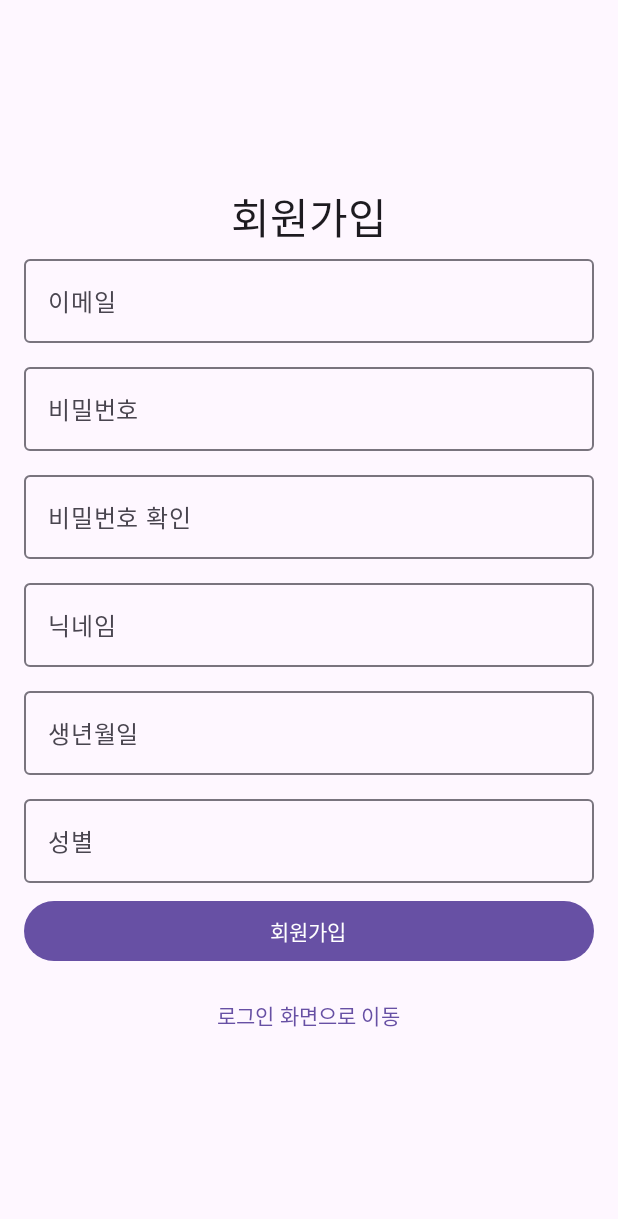
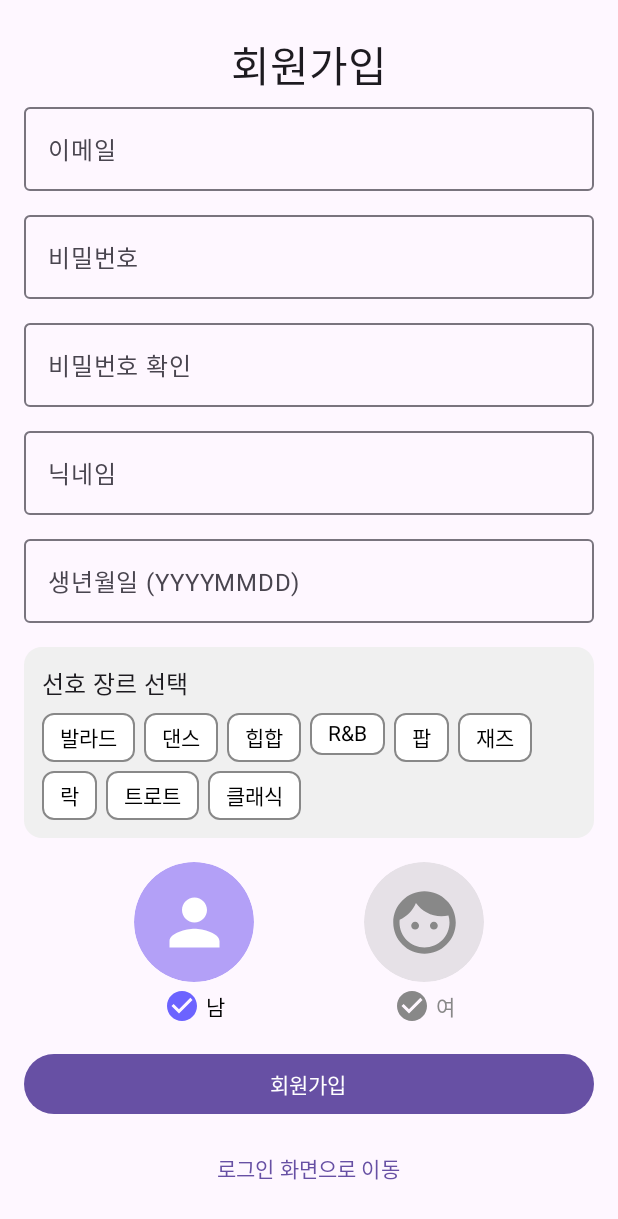
Before and after one commit to sigorzav/sing-mate, an Android app built with Jetpack Compose: the composable SignUpScreen shown on its own in the app's theme, on a phone screen of 412 x 824 dp. Shown: the top 1219 px of the screen. Run offline under Robolectric (Android 15) with nearby library versions, the phone set to English and light mode, and no system bars; our stand-ins replace Dagger/Hilt's generated code.

Commit message:
feat: [Android] - 회원가입 UI 기본 구성 1차 완료

```diff
--- /dev/null
+++ b/Android/SingMate/app/src/main/java/com/sigorzav/singmate/ui/component/BirthDateField.kt
@@ -0,0 +1,39 @@
+package com.sigorzav.singmate.ui.component
+
+import androidx.compose.foundation.layout.fillMaxWidth
+import com.sigorzav.singmate.util.ValidationUtil
+import androidx.compose.foundation.text.KeyboardOptions
+import androidx.compose.material3.*
+import androidx.compose.runtime.*
+import androidx.compose.ui.Modifier
+import androidx.compose.ui.text.input.KeyboardType
+
+@Composable
+fun BirthDateField(birthDay: String, onValueChange: (String) -> Unit) {
+    var errorMessage by remember { mutableStateOf<String?>(null) }
+
+    OutlinedTextField(
+        value = birthDay,
+        onValueChange = { input ->
+            val filteredInput = input.filter { it.isDigit() }.take(8) // 숫자만 입력 + 8자리 제한
+            onValueChange(filteredInput)
+
+            errorMessage = when {
+                filteredInput.length != 8 -> "8자리 생년월일을 입력해주세요 (YYYYMMDD)"
+                !ValidationUtil.isValidBirthDate(filteredInput) -> "유효한 날짜를 입력해주세요 (예: 19921231)"
+                else -> null
+            }
+        },
+        label = { Text("생년월일 (YYYYMMDD)") },
+        keyboardOptions = KeyboardOptions.Default.copy(
+            keyboardType = KeyboardType.Number
+        ),
+        isError = errorMessage != null,
+        supportingText = {
+            errorMessage?.let {
+                Text(it, color = MaterialTheme.colorScheme.error)
+            }
+        },
+        modifier = Modifier.fillMaxWidth()
+    )
+}
--- /dev/null
+++ b/Android/SingMate/app/src/main/java/com/sigorzav/singmate/ui/component/GenderSelection.kt
@@ -0,0 +1,65 @@
+package com.sigorzav.singmate.ui.component
+
+import androidx.compose.foundation.background
+import androidx.compose.foundation.clickable
+import androidx.compose.foundation.layout.*
+import androidx.compose.foundation.shape.CircleShape
+import androidx.compose.material.icons.Icons
+import androidx.compose.material.icons.filled.Face
+import androidx.compose.material.icons.filled.Person
+import androidx.compose.material.icons.filled.CheckCircle
+import androidx.compose.material3.*
+import androidx.compose.runtime.*
+import androidx.compose.ui.Alignment
+import androidx.compose.ui.Modifier
+import androidx.compose.ui.draw.clip
+import androidx.compose.ui.graphics.Color
+import androidx.compose.ui.unit.dp
+
+@Composable
+fun GenderSelection(selectedGender: String, onGenderSelected: (String) -> Unit) {
+    val genderOptions = listOf("남" to "M", "여" to "F")
+
+    Row(
+        modifier = Modifier.fillMaxWidth(),
+        horizontalArrangement = Arrangement.SpaceEvenly
+    ) {
+        genderOptions.forEach { (display, value) ->
+            Column(
+                horizontalAlignment = Alignment.CenterHorizontally,
+                modifier = Modifier.clickable { onGenderSelected(value) }
+            ) {
+                Box(
+                    modifier = Modifier
+                        .size(80.dp)
+                        .clip(CircleShape)
+                        .background(
+                            if (selectedGender == value) Color(0xFFB3A0F7) else Color.Gray.copy(alpha = 0.2f),
+                            shape = CircleShape
+                        ),
+                    contentAlignment = Alignment.Center
+                ) {
+                    Icon(
+                        imageVector = if (value == "M") Icons.Default.Person else Icons.Default.Face,
+                        contentDescription = display,
+                        tint = if (selectedGender == value) Color.White else Color.Gray,
+                        modifier = Modifier.size(50.dp)
+                    )
+                }
+                Spacer(modifier = Modifier.height(4.dp))
+                Row(verticalAlignment = Alignment.CenterVertically) {
+                    Icon(
+                        imageVector = Icons.Default.CheckCircle,
+                        contentDescription = null,
+                        tint = if (selectedGender == value) Color(0xFF6C63FF) else Color.Gray
+                    )
+                    Spacer(modifier = Modifier.width(4.dp))
+                    Text(
+                        text = display,
+                        color = if (selectedGender == value) Color.Black else Color.Gray
+                    )
+                }
+            }
+        }
+    }
+}
--- /dev/null
+++ b/Android/SingMate/app/src/main/java/com/sigorzav/singmate/ui/component/GenreSelection.kt
@@ -0,0 +1,70 @@
+package com.sigorzav.singmate.ui.component
+
+import androidx.compose.foundation.background
+import androidx.compose.foundation.border
+import androidx.compose.foundation.clickable
+import androidx.compose.foundation.layout.*
+import androidx.compose.foundation.shape.RoundedCornerShape
+import androidx.compose.material3.*
+import androidx.compose.runtime.*
+import androidx.compose.ui.Alignment
+import androidx.compose.ui.Modifier
+import androidx.compose.ui.graphics.Color
+import androidx.compose.ui.text.style.TextAlign
+import androidx.compose.ui.unit.dp
+import androidx.compose.ui.unit.sp
+
+@OptIn(ExperimentalLayoutApi::class)
+@Composable
+fun GenreSelection(selectedGenres: List<String>, onGenreSelected: (List<String>) -> Unit) {
+    val genres = listOf("발라드", "댄스", "힙합", "R&B", "팝", "재즈", "락", "트로트", "클래식")
+
+    Column(
+        modifier = Modifier
+            .fillMaxWidth()
+            .background(Color(0xFFF0F0F0), shape = RoundedCornerShape(12.dp))
+            .padding(12.dp)
+    ) {
+        Text(
+            text = "선호 장르 선택",
+            style = MaterialTheme.typography.titleMedium,
+            modifier = Modifier.padding(bottom = 8.dp)
+        )
+
+        FlowRow(
+            modifier = Modifier.fillMaxWidth(),
+            horizontalArrangement = Arrangement.spacedBy(6.dp),
+            verticalArrangement = Arrangement.spacedBy(6.dp)
+        ) {
+            genres.forEach { genre ->
+                val isSelected = genre in selectedGenres
+
+                Box(
+                    modifier = Modifier
+                        .background(
+                            color = if (isSelected) Color(0xFF6C63FF) else Color.White,
+                            shape = RoundedCornerShape(8.dp)
+                        )
+                        .clickable {
+                            val updatedGenres = if (isSelected) {
+                                selectedGenres - genre
+                            } else {
+                                selectedGenres + genre
+                            }
+                            onGenreSelected(updatedGenres)
+                        }
+                        .border(1.dp, if (isSelected) Color(0xFF6C63FF) else Color.Gray, RoundedCornerShape(8.dp))
+                        .padding(horizontal = 12.dp, vertical = 6.dp),
+                    contentAlignment = Alignment.Center
+                ) {
+                    Text(
+                        text = genre,
+                        fontSize = 14.sp,
+                        color = if (isSelected) Color.White else Color.Black,
+                        textAlign = TextAlign.Center
+                    )
+                }
+            }
+        }
+    }
+}
--- a/Android/SingMate/app/src/main/java/com/sigorzav/singmate/ui/user/SignUpScreen.kt
+++ b/Android/SingMate/app/src/main/java/com/sigorzav/singmate/ui/user/SignUpScreen.kt
@@ -26,6 +26,9 @@ import androidx.compose.ui.text.input.PasswordVisualTransformation
 import androidx.compose.ui.unit.dp
 import androidx.lifecycle.viewmodel.compose.viewModel
 import com.sigorzav.singmate.model.request.CheckDuplicateRequest
+import com.sigorzav.singmate.ui.component.BirthDateField
+import com.sigorzav.singmate.ui.component.GenderSelection
+import com.sigorzav.singmate.ui.component.GenreSelection
 import com.sigorzav.singmate.viewmodel.user.UserViewModel
 import kotlinx.coroutines.launch
 
@@ -33,13 +36,15 @@ import kotlinx.coroutines.launch
 fun SignUpScreen(viewModel: UserViewModel = viewModel(), onSignInClick: () -> Unit = {}) {
     val duplicateState by viewModel.duplicateState.collectAsState()
     val isSaveEnabled = !(duplicateState["EMAIL"] == true || duplicateState["NICKNAME"] == true)
+    var errorMessage by remember { mutableStateOf<String?>(null) }
 
     var email by remember { mutableStateOf("") }
-    var nickname by remember { mutableStateOf("") }
     var password by remember { mutableStateOf("") }
     var confirmPassword by remember { mutableStateOf("") }
+    var nickname by remember { mutableStateOf("") }
+    var genre by remember { mutableStateOf(emptyList<String>()) }
     var birthDay by remember { mutableStateOf("") }
-    var gender by remember { mutableStateOf("") }
+    var gender by remember { mutableStateOf("M") }
 
     val coroutineScope = rememberCoroutineScope()
 
@@ -106,7 +111,13 @@ fun SignUpScreen(viewModel: UserViewModel = viewModel(), onSignInClick: () -> Un
             modifier = Modifier.fillMaxWidth()
         )
 
-        Spacer(modifier = Modifier.height(8.dp))
+        Spacer(modifier = Modifier.height(2.dp))
+
+        if (password != confirmPassword) {
+            Text("동일한 비밀번호를 입력해주세요.", color = MaterialTheme.colorScheme.error)
+        }
+
+        Spacer(modifier = Modifier.height(6.dp))
 
         // NICKNAME
         OutlinedTextField(
@@ -125,24 +136,26 @@ fun SignUpScreen(viewModel: UserViewModel = viewModel(), onSignInClick: () -> Un
         Spacer(modifier = Modifier.height(6.dp))
 
         // BIRTHDAY
-        OutlinedTextField(
-            value = birthDay,
-            onValueChange = { birthDay = it },
-            label = { Text("생년월일") },
-            modifier = Modifier.fillMaxWidth()
+        BirthDateField(
+            birthDay = birthDay,
+            onValueChange = { birthDay = it }
         )
 
-        Spacer(modifier = Modifier.height(8.dp))
+        // GENRE
+        GenreSelection(
+            selectedGenres = genre,
+            onGenreSelected = { genre = it }
+        )
+
+        Spacer(modifier = Modifier.height(16.dp))
 
         // GENDER
-        OutlinedTextField(
-            value = gender,
-            onValueChange = { gender = it },
-            label = { Text("성별") },
-            modifier = Modifier.fillMaxWidth()
+        GenderSelection(
+            selectedGender = gender,
+            onGenderSelected = { gender = it }
         )
 
-        Spacer(modifier = Modifier.height(8.dp))
+        Spacer(modifier = Modifier.height(16.dp))
 
         Button(
             onClick = {
```
Also changed, not shown: Android/SingMate/app/src/main/java/com/sigorzav/singmate/util/ValidationUtil.kt (added, +82 -0 lines).
